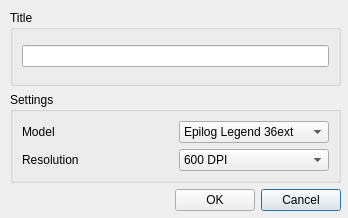
Before: the Qt Designer form src/gui/NewDialog.ui in kallaballa/ctrl-cut, drawn with Qt 5.
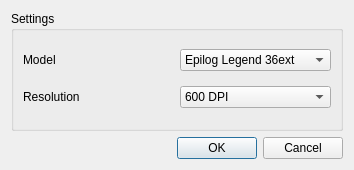
After: the same form once the commit is applied.

Commit message: Handle document filename, link document title to filename, handle document dirty state on open/new/quit

Patch:
```diff
--- a/src/gui/NewDialog.ui
+++ b/src/gui/NewDialog.ui
@@ -6,80 +6,15 @@
    <rect>
     <x>0</x>
     <y>0</y>
-    <width>348</width>
-    <height>218</height>
+    <width>354</width>
+    <height>170</height>
    </rect>
   </property>
   <property name="windowTitle">
    <string>New Job</string>
   </property>
-  <widget class="QWidget" name="gridLayoutWidget">
-   <property name="geometry">
-    <rect>
-     <x>10</x>
-     <y>10</y>
-     <width>331</width>
-     <height>201</height>
-    </rect>
-   </property>
-   <layout class="QGridLayout" name="gridLayout">
-    <item row="2" column="0">
-     <layout class="QHBoxLayout" name="horizontalLayout">
+  <layout class="QVBoxLayout" name="verticalLayout">
       <item>
-       <spacer name="horizontalSpacer">
-        <property name="orientation">
-         <enum>Qt::Horizontal</enum>
-        </property>
-        <property name="sizeHint" stdset="0">
-         <size>
-          <width>40</width>
-          <height>20</height>
-         </size>
-        </property>
-       </spacer>
-      </item>
-      <item>
-       <widget class="QPushButton" name="okButton">
-        <property name="text">
-         <string>OK</string>
-        </property>
-       </widget>
-      </item>
-      <item>
-       <widget class="QPushButton" name="cancelButton">
-        <property name="text">
-         <string>Cancel</string>
-        </property>
-        <property name="default">
-         <bool>true</bool>
-        </property>
-       </widget>
-      </item>
-     </layout>
-    </item>
-    <item row="0" column="0">
-     <widget class="QGroupBox" name="groupBox">
-      <property name="title">
-       <string>Title</string>
-      </property>
-      <property name="flat">
-       <bool>false</bool>
-      </property>
-      <property name="checkable">
-       <bool>false</bool>
-      </property>
-      <layout class="QHBoxLayout" name="horizontalLayout_3">
-       <item>
-        <widget class="QLineEdit" name="titleEdit">
-         <property name="maxLength">
-          <number>255</number>
-         </property>
-        </widget>
-       </item>
-      </layout>
-     </widget>
-    </item>
-    <item row="1" column="0">
      <widget class="QGroupBox" name="groupBox_2">
       <property name="title">
        <string>Settings</string>
@@ -151,8 +86,41 @@
       </layout>
      </widget>
     </item>
-   </layout>
-  </widget>
+   <item>
+    <layout class="QHBoxLayout" name="horizontalLayout">
+     <item>
+      <spacer name="horizontalSpacer">
+       <property name="orientation">
+        <enum>Qt::Horizontal</enum>
+       </property>
+       <property name="sizeHint" stdset="0">
+        <size>
+         <width>40</width>
+         <height>20</height>
+        </size>
+       </property>
+      </spacer>
+     </item>
+     <item>
+      <widget class="QPushButton" name="okButton">
+       <property name="text">
+        <string>OK</string>
+       </property>
+       <property name="default">
+        <bool>true</bool>
+       </property>
+      </widget>
+     </item>
+     <item>
+      <widget class="QPushButton" name="cancelButton">
+       <property name="text">
+        <string>Cancel</string>
+       </property>
+      </widget>
+     </item>
+    </layout>
+   </item>
+  </layout>
  </widget>
  <resources/>
  <connections>
```
Lines whose indentation alone changed are shown as unchanged. The commit also changes 10 other files.
